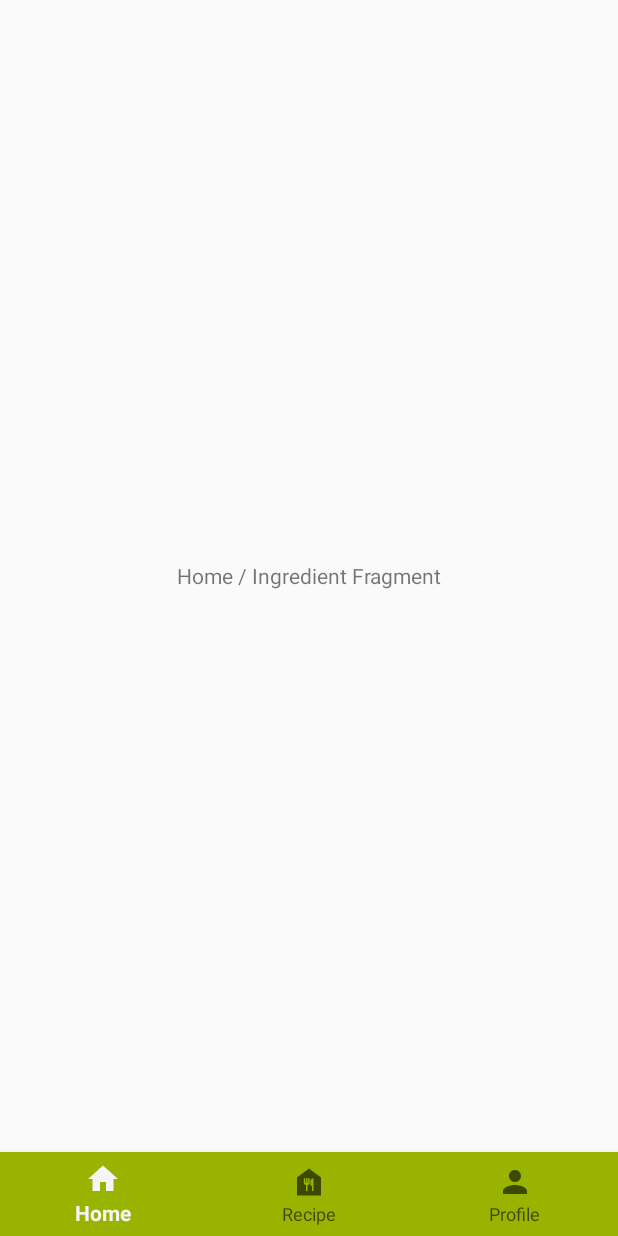
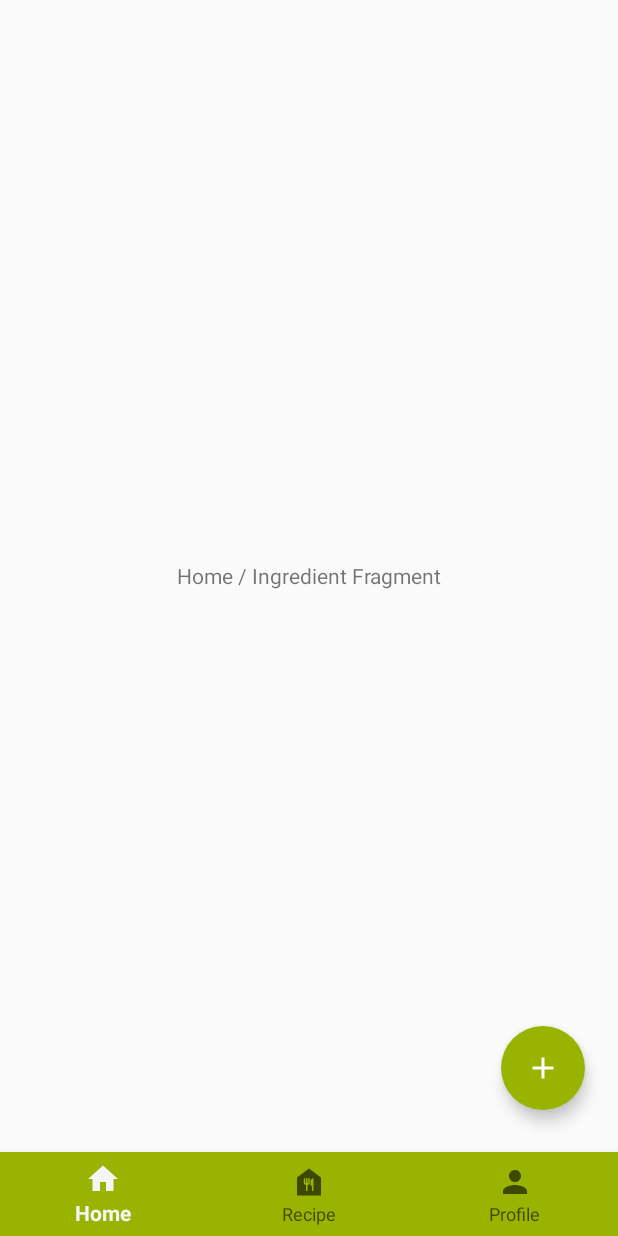
Before and after one commit to ankitha-anil/secondServing, an Android app built with Jetpack Compose: the screen it shows after launch once a user with an empty profile is signed in (HomeActivity), on a phone screen of 412 x 824 dp. Run offline under Robolectric (Android 15) with nearby library versions, the phone set to English and light mode, and no system bars; our stand-ins replace Dagger/Hilt's generated code, Firebase (no records; nobody signed in at launch, a user with empty details on screens opened directly), Room's generated code, navigation-ui.

Commit message:
Added ingredient/inventory database.

```diff
--- a/app/build.gradle
+++ b/app/build.gradle
@@ -3,6 +3,7 @@ plugins {
     id 'org.jetbrains.kotlin.android'
     id 'org.jetbrains.kotlin.kapt'
     id 'com.google.gms.google-services'
+    id("kotlin-parcelize")
     id 'com.google.dagger.hilt.android'
 }
 
@@ -100,7 +101,7 @@ dependencies {
 
     // Room
     implementation 'androidx.room:room-runtime:2.6.1'
-    annotationProcessor "androidx.room:room-compiler:2.3.0"
+    kapt("androidx.room:room-compiler:2.6.1")
     implementation 'androidx.room:room-ktx:2.6.1'
 
     // Coroutines
--- a/app/src/main/java/com/example/secondserving/HomeActivity.kt
+++ b/app/src/main/java/com/example/secondserving/HomeActivity.kt
@@ -1,5 +1,6 @@
 package com.example.secondserving
 
+import android.app.Activity
 import android.content.Intent
 import android.os.Bundle
 import android.widget.Toast
@@ -54,3 +55,6 @@ class HomeActivity: AppCompatActivity() {
         Toast.makeText(this,"$requestCode", Toast.LENGTH_LONG).show()
     }
 }
+
+const val ADD_INVENTORY_RESULT_OK = Activity.RESULT_FIRST_USER
+const val EDIT_INVENTORY_RESULT_OK = Activity.RESULT_FIRST_USER + 1
--- /dev/null
+++ b/app/src/main/java/com/example/secondserving/data/IngredientDAO.kt
@@ -0,0 +1,17 @@
+package com.example.secondserving.data
+
+import androidx.room.*
+import kotlinx.coroutines.flow.Flow
+import java.util.*
+
+@Dao
+interface IngredientDAO {
+    @Query("SELECT * FROM ingredients_table WHERE userId = :userId AND inventoryId = :inventoryId")
+    fun getAllIngredients(inventoryId: Int, userId :Int): Flow<List<Ingredient>>
+
+    @Insert(onConflict = OnConflictStrategy.REPLACE)
+    fun insertIngredient(ingredient: Ingredient)
+
+    @Delete
+    fun deleteIngredient(ingredient: Ingredient)
+}
--- /dev/null
+++ b/app/src/main/java/com/example/secondserving/data/Inventory.kt
@@ -0,0 +1,20 @@
+package com.example.secondserving.data
+
+import android.os.Parcelable
+import androidx.room.Entity
+import androidx.room.PrimaryKey
+import java.text.DateFormat
+import kotlinx.parcelize.Parcelize
+
+@Entity(tableName = "inventory_table")
+@Parcelize
+data class Inventory(
+    val name: String,
+    val created: Long = System.currentTimeMillis(),
+    val userID: String,
+    @PrimaryKey(autoGenerate = true) val inventoryId: Int = 0
+): Parcelable {
+    val createDateFormatted: String
+        get() = DateFormat.getDateTimeInstance().format(created)
+
+}
--- /dev/null
+++ b/app/src/main/java/com/example/secondserving/data/InventoryDAO.kt
@@ -0,0 +1,24 @@
+package com.example.secondserving.data
+
+import androidx.room.Dao
+import androidx.room.Delete
+import androidx.room.Insert
+import androidx.room.OnConflictStrategy
+import androidx.room.Query
+import androidx.room.Update
+import kotlinx.coroutines.flow.Flow
+
+@Dao
+interface InventoryDAO {
+    @Query("SELECT * FROM inventory_table WHERE userId = :userId")
+    fun getInventoriesForUser(userId: String): Flow<List<Inventory>>
+
+    @Insert(onConflict = OnConflictStrategy.REPLACE)
+    suspend fun insertInventory(inventory: Inventory)
+
+    @Update
+    suspend fun updateInventory(inventory: Inventory)
+
+    @Delete
+    suspend fun deleteInventory(inventory: Inventory)
+}
--- /dev/null
+++ b/app/src/main/java/com/example/secondserving/data/InventoryDatabase.kt
@@ -0,0 +1,50 @@
+package com.example.secondserving.data
+
+import androidx.room.Database
+import androidx.room.RoomDatabase
+import androidx.sqlite.db.SupportSQLiteDatabase
+import com.example.secondserving.di.ApplicationScope
+import kotlinx.coroutines.CoroutineScope
+import kotlinx.coroutines.launch
+import javax.inject.Inject
+import javax.inject.Provider
+
+@Database(entities = [Inventory::class], version = 1, exportSchema = false)
+abstract class InventoryDatabase : RoomDatabase() {
+    abstract fun inventoryDao(): InventoryDAO
+
+    //Dependency Injection means class that use other classes should not be responsible for creating or searching this using dagger, hilt uses dagger tool makes it easier
+
+    class Callback @Inject constructor(
+        private val database: Provider<InventoryDatabase>,
+        @ApplicationScope private val applicationScope: CoroutineScope
+    ) : RoomDatabase.Callback() { //our own class that need instantiation and doesn't belong to third party library
+        override fun onCreate(db: SupportSQLiteDatabase) { // first time when we create the database, called after build method
+            super.onCreate(db)
+
+            val dao = database.get().inventoryDao()
+
+            applicationScope.launch {
+                dao.insertInventory(Inventory("Kitchen", userID = "fSiLGeQcGDdVKHvH49jkqsGYsMz2"))
+                dao.insertInventory(Inventory("Pantry", userID = "fSiLGeQcGDdVKHvH49jkqsGYsMz2"))
+
+                dao.insertInventory(Inventory("Kitchen", userID = "ckjNy4ul2qSWfjd35O4iMoj1z2e2"))
+                dao.insertInventory(Inventory("Pantry", userID = "ckjNy4ul2qSWfjd35O4iMoj1z2e2"))
+
+                dao.insertInventory(Inventory("Kitchen", userID = "R77sUcKskwVkJSEREiCKLXFVXKd2"))
+                dao.insertInventory(Inventory("Pantry", userID = "R77sUcKskwVkJSEREiCKLXFVXKd2"))
+
+                dao.insertInventory(Inventory("Kitchen", userID = "tdhEkwujSXXbRgw3jvlE2z0qFV12"))
+                dao.insertInventory(Inventory("Pantry", userID = "tdhEkwujSXXbRgw3jvlE2z0qFV12"))
+
+                dao.insertInventory(Inventory("Kitchen", userID = "wwDMf3Q52iURZ3Fw7S1QBtRVvIs2"))
+                dao.insertInventory(Inventory("Pantry", userID = "wwDMf3Q52iURZ3Fw7S1QBtRVvIs2"))
+            }
+
+        }
+
+        override fun onOpen(db: SupportSQLiteDatabase) {
+            super.onOpen(db)
+        }
+    }
+}
--- a/app/src/main/java/com/example/secondserving/di/AppModule.kt
+++ b/app/src/main/java/com/example/secondserving/di/AppModule.kt
@@ -1,5 +1,9 @@
 package com.example.secondserving.di
 
+import android.app.Application
+import androidx.room.Room
+import com.example.secondserving.data.IngredientDatabase
+import com.example.secondserving.data.InventoryDatabase
 import com.example.taskmanager.auth.AuthRepository
 import com.example.taskmanager.auth.BaseAuthRepository
 import com.example.taskmanager.auth.BaseAuthenticator
@@ -16,6 +20,29 @@ import javax.inject.Singleton
 @Module   //give dagger instructions on how to create the dependencies that we need
 @InstallIn(SingletonComponent::class) //used throughout the app
 object AppModule {
+    @Provides // we use provide method cause we dont own the classes
+    @Singleton  //only one instance of task in whole app
+    fun provideInventoryDatabase(
+        app: Application, callback: InventoryDatabase.Callback
+    ) = Room.databaseBuilder(app, InventoryDatabase::class.java, "inventory_database") //there is a circular dependency but oncreate is called after this
+        .fallbackToDestructiveMigration()
+        .addCallback(callback) //di code should not be responsible for db operations
+        .build()
+
+    @Provides
+    fun provideInventoryDao(db: InventoryDatabase) = db.inventoryDao()
+
+    @Provides // we use provide method cause we dont own the classes
+    @Singleton  //only one instance of task in whole app
+    fun provideIngredientDatabase(
+        app: Application, callback: IngredientDatabase.Callback
+    ) = Room.databaseBuilder(app, IngredientDatabase::class.java, "ingredient_database") //there is a circular dependency but oncreate is called after this
+        .fallbackToDestructiveMigration()
+        .addCallback(callback) //di code should not be responsible for db operations
+        .build()
+
+    @Provides
+    fun provideIngredientDao(db: IngredientDatabase) = db.ingredientDao()
 
     @ApplicationScope  //not any coroutine scope, its an application scope, so dagger knows to differentiate between two coroutine scopes
     @Provides
--- a/app/src/main/java/com/example/secondserving/ui/SecondServingApplication.kt
+++ b/app/src/main/java/com/example/secondserving/ui/SecondServingApplication.kt
@@ -3,7 +3,6 @@ package com.example.secondserving.ui
 import android.app.Application
 import dagger.hilt.android.HiltAndroidApp
 
-
 @HiltAndroidApp
 class SecondServingApplication: Application() {
 }
--- a/app/src/main/java/com/example/secondserving/ui/view/HomeFragment.kt
+++ b/app/src/main/java/com/example/secondserving/ui/view/HomeFragment.kt
@@ -1,33 +1,110 @@
 package com.example.secondserving.ui.view
 
+import android.content.Intent
 import android.os.Bundle
 import android.view.LayoutInflater
 import android.view.View
 import android.view.ViewGroup
 import androidx.fragment.app.Fragment
+import androidx.fragment.app.setFragmentResultListener
 import androidx.fragment.app.viewModels
+import androidx.recyclerview.widget.ItemTouchHelper
+import androidx.recyclerview.widget.LinearLayoutManager
+import androidx.recyclerview.widget.RecyclerView
+import com.example.secondserving.MainActivity
 import com.example.secondserving.R
+import com.example.secondserving.data.Inventory
 import com.example.secondserving.databinding.FragmentHomeBinding
-import com.example.secondserving.databinding.FragmentProfileBinding
-import com.example.secondserving.databinding.FragmentRecipeBinding
-import com.example.secondserving.viewmodel.AuthViewModel
 import com.example.secondserving.viewmodel.HomeViewModel
 import dagger.hilt.android.AndroidEntryPoint
 
 @AndroidEntryPoint
-class HomeFragment : Fragment(R.layout.fragment_home) {
+class HomeFragment : Fragment(R.layout.fragment_home), InventoryAdapter.onItemClickListener {
     private lateinit var binding: FragmentHomeBinding
     private val viewModel: HomeViewModel by viewModels()
-    override fun onCreate(savedInstanceState: Bundle?) {
-        super.onCreate(savedInstanceState)
-    }
 
     override fun onCreateView(
         inflater: LayoutInflater, container: ViewGroup?,
         savedInstanceState: Bundle?
     ): View? {
+
+        getUser()
+        registerObservers()
         binding = FragmentHomeBinding.inflate(inflater, container, false)
         return binding.root
     }
 
+    override fun onViewCreated(view: View, savedInstanceState: Bundle?) {
+        super.onViewCreated(view, savedInstanceState)
+        val binding = FragmentHomeBinding.bind(view)
+
+        val inventoryAdapter = InventoryAdapter(this)
+        setHasOptionsMenu(true)
+
+        binding.apply {
+            recyclerViewInventory.apply {
+                adapter = inventoryAdapter
+                layoutManager = LinearLayoutManager(requireContext())
+                setHasFixedSize(true)
+            }
+            ItemTouchHelper(object :
+                ItemTouchHelper.SimpleCallback(0, ItemTouchHelper.LEFT or ItemTouchHelper.RIGHT) {
+                override fun onMove(
+                    recyclerView: RecyclerView,
+                    viewHolder: RecyclerView.ViewHolder,
+                    target: RecyclerView.ViewHolder
+                ): Boolean {
+                    return false
+                }
+
+                override fun onSwiped(viewHolder: RecyclerView.ViewHolder, direction: Int) {
+                    val task = inventoryAdapter.currentList[viewHolder.adapterPosition]
+                    viewModel.onInventorySwiped(task)
+                }
+
+            }).attachToRecyclerView(recyclerViewInventory)
+
+            fabAddInventory.setOnClickListener {
+                viewModel.onAddNewInventoryClick()
+            }
+
+        }
+
+        setFragmentResultListener("add_edit_request") { _, bundle ->
+            val result = bundle.getInt("add_edit_result")
+            viewModel.onAddEditResult(result)
+        }
+        inventoryAdapter.registerAdapterDataObserver(object : RecyclerView.AdapterDataObserver() {
+            override fun onItemRangeMoved(fromPosition: Int, toPosition: Int, itemCount: Int) {
+                binding.recyclerViewInventory.scrollToPosition(0)
+            }
+        })
+
+        viewModel.inventories.observe(viewLifecycleOwner) { //added observer to livedata
+            inventoryAdapter.submitList(it)
+            if (viewModel.inventories.value.isNullOrEmpty())
+                binding.noInventory.visibility = View.VISIBLE
+            else
+                binding.noInventory.visibility = View.GONE
+        }
+
+    }
+
+    override fun onItemClick(inventory: Inventory) {
+        viewModel.onInventorySelected(inventory)
+    }
+
+    private fun getUser() {
+        viewModel.getCurrentUser()
+    }
+
+    private fun registerObservers() {
+        viewModel.currentUser.observe(viewLifecycleOwner) { user ->
+            user?.let {
+                viewModel.init()
+            } ?: startActivity(Intent(requireContext(), MainActivity::class.java))
+
+        }
+    }
+
 }
--- /dev/null
+++ b/app/src/main/java/com/example/secondserving/ui/view/InventoryAdapter.kt
@@ -0,0 +1,60 @@
+package com.example.secondserving.ui.view
+
+import android.view.LayoutInflater
+import android.view.ViewGroup
+import androidx.recyclerview.widget.DiffUtil
+import androidx.recyclerview.widget.ListAdapter
+import androidx.recyclerview.widget.RecyclerView
+import com.example.secondserving.data.Inventory
+import com.example.secondserving.databinding.ItemInventoryBinding
+
+class InventoryAdapter(private val listener: onItemClickListener) :
+    ListAdapter<Inventory, InventoryAdapter.InventoryViewHolder>(
+        DiffCallback()
+    ) {
+
+    override fun onCreateViewHolder(parent: ViewGroup, viewType: Int): InventoryViewHolder {
+        val binding =
+            ItemInventoryBinding.inflate(LayoutInflater.from(parent.context), parent, false)
+        return InventoryViewHolder(binding)
+    }
+
+    override fun onBindViewHolder(holder: InventoryViewHolder, position: Int) {
+        val currentItem = getItem(position)
+        holder.bind(currentItem)
+    }
+
+    inner class InventoryViewHolder(private val binding: ItemInventoryBinding) : // without inner is like static, can access taskadapter from outside
+        RecyclerView.ViewHolder(binding.root) {
+
+        //        init { //can avoid calling the onclicklistener multiple times
+//            binding.apply {
+//                root.setOnClickListener{
+//                    val position = adapterPosition
+//                    if (position != RecyclerView.NO_POSITION){ //-1 position is no position
+//                        val task = getItem(position)
+//                        listener.onItemClick(task)
+//                    }
+//                }
+//            }
+//        }
+        fun bind(inventory: Inventory) {
+            binding.apply {
+                inventoryName.text = inventory.name
+            }
+        }
+    }
+
+    interface onItemClickListener {
+        fun onItemClick(inventory: Inventory)
+    }
+
+    class DiffCallback : DiffUtil.ItemCallback<Inventory>() {
+        override fun areItemsTheSame(oldItem: Inventory, newItem: Inventory) =
+            oldItem.inventoryId == newItem.inventoryId
+
+        override fun areContentsTheSame(oldItem: Inventory, newItem: Inventory) = oldItem == newItem
+
+    }
+
+}
--- a/app/src/main/java/com/example/secondserving/viewmodel/HomeViewModel.kt
+++ b/app/src/main/java/com/example/secondserving/viewmodel/HomeViewModel.kt
@@ -1,15 +1,91 @@
 package com.example.secondserving.viewmodel
 
+import androidx.lifecycle.MutableLiveData
 import androidx.lifecycle.ViewModel
+import androidx.lifecycle.viewModelScope
+import com.example.secondserving.ADD_INVENTORY_RESULT_OK
+import com.example.secondserving.EDIT_INVENTORY_RESULT_OK
+import com.example.secondserving.data.Ingredient
+import com.example.secondserving.data.IngredientDAO
+import com.example.secondserving.data.Inventory
+import com.example.secondserving.data.InventoryDAO
 import com.example.taskmanager.auth.AuthRepository
+import com.google.firebase.auth.FirebaseUser
 import dagger.hilt.android.lifecycle.HiltViewModel
+import kotlinx.coroutines.channels.Channel
+import kotlinx.coroutines.flow.collect
+import kotlinx.coroutines.flow.emptyFlow
+import kotlinx.coroutines.flow.receiveAsFlow
+import kotlinx.coroutines.launch
 import javax.inject.Inject
 
 
 @HiltViewModel
 class HomeViewModel @Inject constructor(
-    private val repository: AuthRepository
+    private val repository: AuthRepository,
+    private val inventoryDAO: InventoryDAO,
+    private val ingredientDAO: IngredientDAO
 ) : ViewModel() {
 
+    private val firebaseUser = MutableLiveData<FirebaseUser?>()
+    val currentUser get() = firebaseUser
+
+    private val inventoryEventChannel = Channel<InventoryEvent>()
+    val inventoryEvent = inventoryEventChannel.receiveAsFlow() // receive as flow
+
+    var inventories = MutableLiveData<List<Inventory>>()
+    var ingredients = MutableLiveData<List<Ingredient>>()
+
+    //inventoryDAO.getInventoriesForUser("fSiLGeQcGDdVKHvH49jkqsGYsMz2").asLiveData()
+
+    fun init() {
+        viewModelScope.launch {
+            currentUser.value?.let { user ->
+                inventoryDAO.getInventoriesForUser(
+                    user.uid
+                )
+            }?.collect { inventoryItem ->
+                inventories.postValue(inventoryItem)
+            }
+    }
+}
+
+fun onInventorySelected(inventory: Inventory) {
+    viewModelScope.launch {
+        inventoryEventChannel.send(InventoryEvent.NavigateToEditInventoryScreen(inventory))
+    }
+}
+
+fun onInventorySwiped(inventory: Inventory) = viewModelScope.launch {
+    inventoryDAO.deleteInventory(inventory)
+    inventoryEventChannel.send(InventoryEvent.ShowUndoDeleteInventoryMessage(inventory))
+}
+
+fun onAddNewInventoryClick() = viewModelScope.launch {
+    inventoryEventChannel.send(InventoryEvent.NavigateToAddInventoryScreen)
+}
+
+
+fun getCurrentUser() = viewModelScope.launch {
+    firebaseUser.postValue(repository.getCurrentUser())
+}
+
+fun onAddEditResult(result: Int) {
+    when (result) {
+        ADD_INVENTORY_RESULT_OK -> InventoryEvent.ShowInventorySavedConfirmation("Task Added")
+        EDIT_INVENTORY_RESULT_OK -> InventoryEvent.ShowInventorySavedConfirmation("Task Updated")
+    }
+}
+
+
+sealed class InventoryEvent {  //different variation, can later get warning when the when statement is not exhaustive, there are no other kinds of task events compiler know
+    object NavigateToAddInventoryScreen : InventoryEvent()
+    data class NavigateToEditInventoryScreen(val inventory: Inventory) : InventoryEvent()
+    data class ShowUndoDeleteInventoryMessage(val inventory: Inventory) :
+        InventoryEvent() // generic name cause viewmodel not sure of the view
+
+    data class ShowInventorySavedConfirmation(val message: String) : InventoryEvent()
+    object NavigateToDeleteAllCompletedScreen : InventoryEvent()
+}
 
 }
--- /dev/null
+++ b/app/src/main/res/drawable/add.xml
@@ -0,0 +1,5 @@
+<vector android:height="24dp" android:tint="#FFFFFF"
+    android:viewportHeight="24" android:viewportWidth="24"
+    android:width="24dp" xmlns:android="http://schemas.android.com/apk/res/android">
+    <path android:fillColor="@android:color/white" android:pathData="M19,13h-6v6h-2v-6H5v-2h6V5h2v6h6v2z"/>
+</vector>
--- a/app/src/main/res/layout/fragment_home.xml
+++ b/app/src/main/res/layout/fragment_home.xml
@@ -3,12 +3,30 @@
     xmlns:tools="http://schemas.android.com/tools"
     android:layout_width="match_parent"
     android:layout_height="match_parent"
+    xmlns:app="http://schemas.android.com/apk/res-auto"
     tools:context=".ui.view.HomeFragment">
 
     <TextView
+        android:id="@+id/noInventory"
         android:layout_width="match_parent"
         android:layout_height="match_parent"
         android:gravity="center"
         android:text="Home / Ingredient Fragment" />
 
+    <androidx.recyclerview.widget.RecyclerView
+        android:id="@+id/recyclerViewInventory"
+        android:layout_width="match_parent"
+        android:layout_height="match_parent" />
+
+    <com.google.android.material.floatingactionbutton.FloatingActionButton
+        android:id="@+id/fab_add_inventory"
+        android:layout_width="wrap_content"
+        android:layout_height="wrap_content"
+        android:backgroundTint="@color/green_700"
+        android:src="@drawable/add"
+        app:borderWidth="0dp"
+        android:layout_margin="10dp"
+        android:layout_gravity="bottom|end"
+        app:useCompatPadding="true"/>
+
 </FrameLayout>
--- a/app/src/main/res/values/strings.xml
+++ b/app/src/main/res/values/strings.xml
@@ -6,4 +6,5 @@
     <string name="forgot_password">Forgot Password?</string>
     <!-- TODO: Remove or change this placeholder text -->
     <string name="hello_blank_fragment">Hello blank fragment</string>
+    <string name="place_holder">Test</string>
 </resources>
--- a/build.gradle
+++ b/build.gradle
@@ -1,11 +1,11 @@
 buildscript {
     dependencies {
         classpath 'com.google.gms:google-services:4.4.1'
-        classpath 'com.google.gms:google-services:4.4.0'
         classpath 'org.jetbrains.kotlin:kotlin-gradle-plugin:1.4.10'
         classpath 'androidx.navigation:navigation-safe-args-gradle-plugin:2.7.5'
     }
 }// Top-level build file where you can add configuration options common to all sub-projects/modules.
+
 plugins {
 id 'com.android.application' version '8.2.0' apply false
     id 'org.jetbrains.kotlin.android' version "1.9.0" apply false
--- a/settings.gradle
+++ b/settings.gradle
@@ -13,5 +13,5 @@ dependencyResolutionManagement {
     }
 }
 
-rootProject.name = "secondServing"
+rootProject.name = "SecondServing"
 include ':app'
```
Also changed, not shown: app/src/main/java/com/example/secondserving/data/Ingredient.kt (added, +23 -0 lines), app/src/main/java/com/example/secondserving/data/IngredientDatabase.kt (added, +82 -0 lines), app/src/main/res/layout/item_inventory.xml (added, +39 -0 lines).
